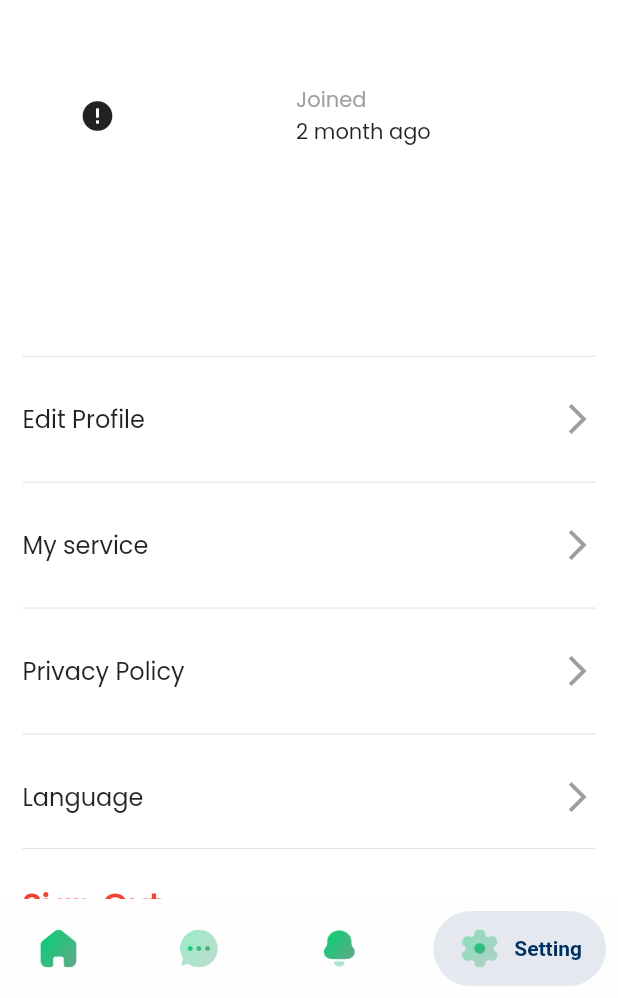
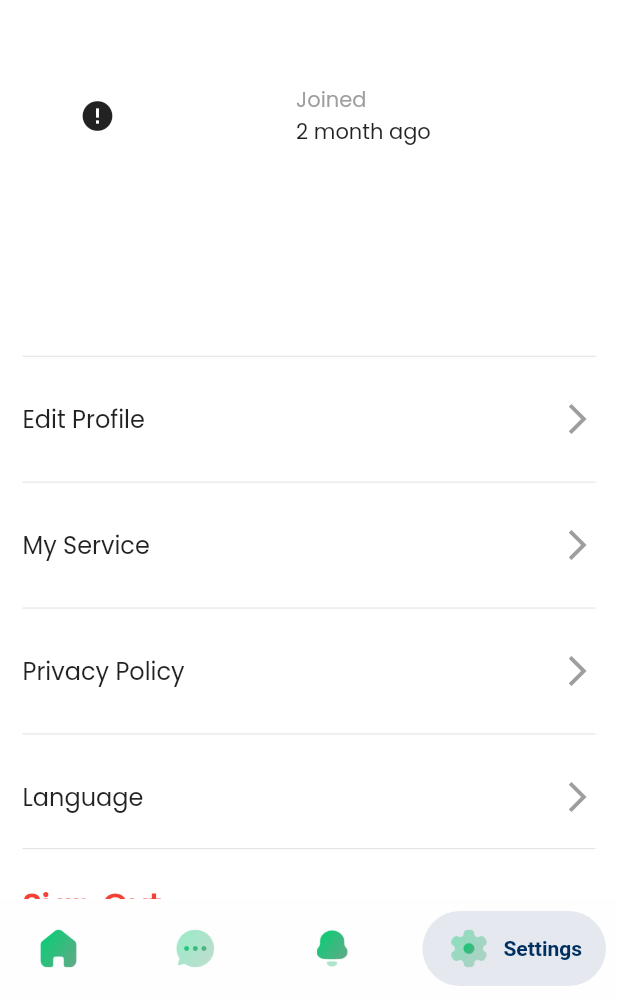
Before and after one commit to Ahmed2120/tqnia-banknote, a Flutter app: the ControlView screen opened directly, item 4 of the bottom bar chosen, on a phone screen of 412 x 824 dp, the part 238-1236 px from its top. Run offline on Flutter 3.47's test engine with Material 2 defaults, Android fonts, the light colour scheme and no system bars; drawn by our look-alikes of cached_network_image, salomon_bottom_bar; our stand-ins replace dio, dotted_border, dropdown_search, easy_localization, firebase_messaging, flutter_svg and 7 more; missing offline and left inert: flrx_validator; accounts and stored records are empty; network calls fail.

Commit message:
transelate most pages

```diff
--- a/lib/src/presentation/home/Home/bottomNavigationbar.dart
+++ b/lib/src/presentation/home/Home/bottomNavigationbar.dart
@@ -1,5 +1,6 @@
 import 'package:banknote/src/app/Controller/home_view_controller.dart';
 import 'package:banknote/src/app/utils/color.dart';
+import 'package:easy_localization/easy_localization.dart';
 import 'package:flutter/material.dart';
 import 'package:get/get.dart';
 import 'package:salomon_bottom_bar/salomon_bottom_bar.dart';
@@ -30,14 +31,14 @@ class ControlView extends StatelessWidget {
               height: 30,
               width: 30,
               child: Image.asset("assets/icon/Icon Home Active.png")),
-          title: Text("Home"),
+          title: Text(tr('home')),
         ),
           SalomonBottomBarItem(
           icon: SizedBox(
               height: 30,
               width: 30,
               child: Image.asset("assets/icon/Chat.png")),
-          title: Text("Chat"),
+          title: Text(tr('chat')),
         ),
           SalomonBottomBarItem(
             icon: SizedBox(
@@ -45,14 +46,14 @@ class ControlView extends StatelessWidget {
               width: 30,
               child: Image.asset("assets/icon/Notification.png"),
             ),
-            title: Text("Notification")),
+            title: Text(tr('notification'))),
           SalomonBottomBarItem(
           icon: SizedBox(
             height: 30,
             width: 30,
             child: Image.asset("assets/icon/Setting.png"),
           ),
-          title: Text("Setting"),
+          title: Text(tr('settings')),
         ),
       ],
        currentIndex: controller.navigatorValue,
--- a/lib/src/presentation/home/Home/home_page.dart
+++ b/lib/src/presentation/home/Home/home_page.dart
@@ -6,6 +6,7 @@ import 'package:banknote/src/app/widgets/custom_snackbar.dart';
 import 'package:banknote/src/presentation/home/Category/our_category.dart';
 import 'package:banknote/src/presentation/home/Category/widget/category_cont.dart';
 import 'package:banknote/src/presentation/home/SubmitForm/submit_form.dart';
+import 'package:easy_localization/easy_localization.dart';
 import 'package:flutter/cupertino.dart';
 import 'package:flutter/material.dart';
 import 'package:get/get.dart';
@@ -102,7 +103,7 @@ class _HomePageState extends State<HomePage> {
                       );
                     },
                     child: Text(
-                      "See All",
+                      tr('see_all'),
                       style: TextStyle(fontSize: 15, color: p1),
                     ),
                   ),
--- a/lib/src/presentation/home/Setting/setting_page.dart
+++ b/lib/src/presentation/home/Setting/setting_page.dart
@@ -7,6 +7,7 @@ import 'package:banknote/src/presentation/home/Setting/language_page.dart';
 import 'package:banknote/src/presentation/home/Setting/widget/setting_widget.dart';
 import 'package:banknote/src/presentation/welcome_page/start_page.dart';
 import 'package:cached_network_image/cached_network_image.dart';
+import 'package:easy_localization/easy_localization.dart';
 import 'package:flutter/cupertino.dart';
 import 'package:flutter/material.dart';
 import 'package:get/get.dart';
@@ -36,8 +37,8 @@ class SettingPage extends StatelessWidget {
                   SizedBox(
                     height: MediaQuery.of(context).size.height / 60,
                   ),
-                  const Text(
-                    "Settings",
+                  Text(
+                    tr('settings'),
                     style: TextStyle(fontSize: 20),
                   ),
                   const SizedBox(
@@ -63,11 +64,11 @@ class SettingPage extends StatelessWidget {
                       SizedBox(
                         width: MediaQuery.of(context).size.width / 5,
                       ),
-                      const Column(
+                      Column(
                         crossAxisAlignment: CrossAxisAlignment.start,
                         children: [
                           Text(
-                            "Joined",
+                            tr('joined'),
                             style: TextStyle(color: Colors.grey),
                           ),
                           Text("2 month ago")
@@ -84,25 +85,25 @@ class SettingPage extends StatelessWidget {
                         fontSize: 20, fontWeight: FontWeight.bold),
                   ),
                   InformationWidget(
-                    infoText: 'Edit Profile',
+                    infoText: tr('edit_profile'),
                     onpress: () {
                       GlobalMethods.navigate(context, const EditProfilePage());
                     },
                   ),
                   InformationWidget(
-                    infoText: 'My service',
+                    infoText: tr('my_service'),
                     onpress: () {
                       GlobalMethods.navigate(context, const OurCategory());
                     },
                   ),
                   InformationWidget(
-                    infoText: 'Privacy Policy',
+                    infoText: tr('privacy_policy'),
                     onpress: () {
                       GlobalMethods.navigate(context, PolicyPage());
                     },
                   ),
                   InformationWidget(
-                    infoText: 'Language',
+                    infoText: tr('language'),
                     onpress: () {
                       GlobalMethods.navigate(context, LanguagePage());
                     },
@@ -128,8 +129,8 @@ class SettingPage extends StatelessWidget {
                               ),
                               (route) => false));
                     },
-                    child: const Text(
-                      "Sign Out",
+                    child: Text(
+                      tr('sign_out'),
                       style: TextStyle(
                           color: Colors.red,
                           fontSize: 22,
```
Also changed, not shown: assets/languages/ar.json (+18 -3 lines), assets/languages/en.json (+16 -2 lines), lib/src/presentation/home/Chat/chatPage.dart (+4 -3 lines), lib/src/presentation/home/Chat/widget/chat_service_cont.dart (+4 -3 lines), lib/src/presentation/home/Notification/Notification_page.dart (+5 -4 lines), lib/src/presentation/home/Setting/language_page.dart (+5 -5 lines).
